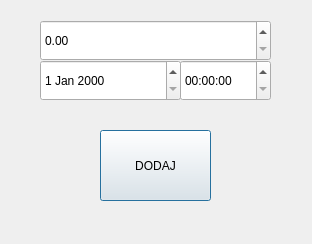
Above: ui/add_entry.ui from j-stechly/NPG-Dziennik-diabetyka before the change. Below: the same form after it.
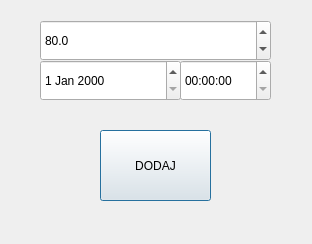
That is the form after the change.

```diff
--- a/ui/add_entry.ui
+++ b/ui/add_entry.ui
@@ -22,6 +22,18 @@
      <height>41</height>
     </rect>
    </property>
+   <property name="decimals">
+    <number>1</number>
+   </property>
+   <property name="minimum">
+    <double>25.000000000000000</double>
+   </property>
+   <property name="maximum">
+    <double>500.000000000000000</double>
+   </property>
+   <property name="value">
+    <double>80.000000000000000</double>
+   </property>
   </widget>
   <widget class="QDateEdit" name="dateInput">
    <property name="geometry">
```
Left out of the diff: 2 changed lines with no effect on the pictures.
